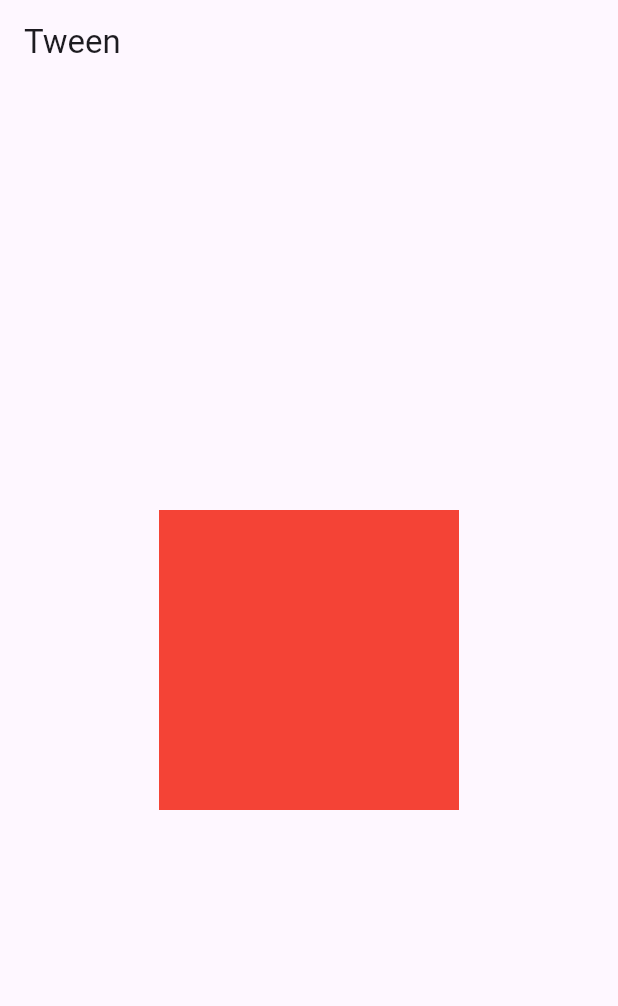
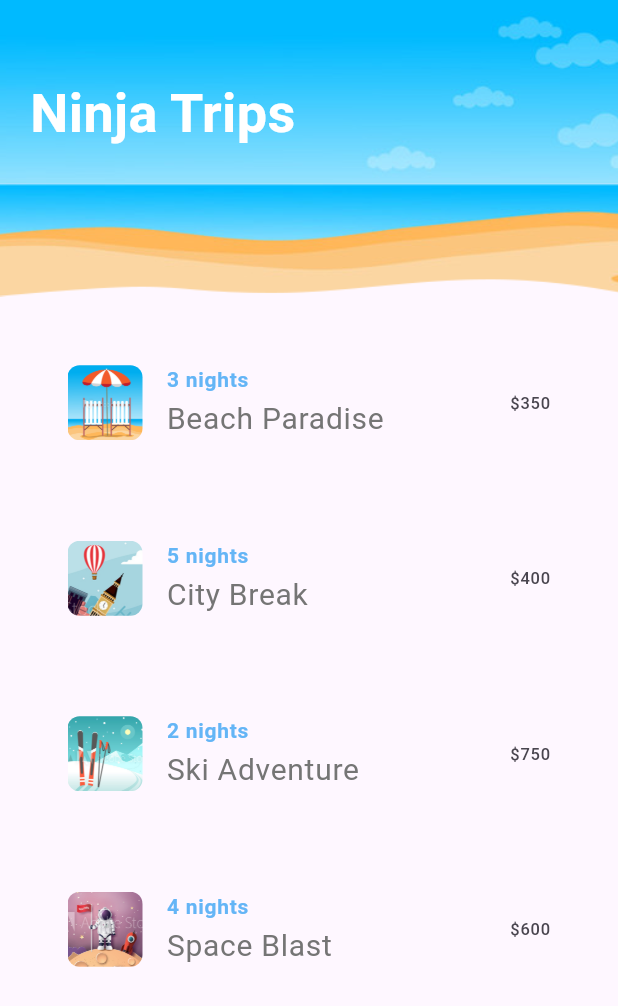
Before and after one commit to AnishHazra/flutter_animation, a Flutter app: the screen it shows after launch, on a phone screen of 412 x 824 dp. Shown: the top 1006 px of the screen. Run offline on Flutter 3.47's test engine with Material 3 defaults, Android fonts, the phone set to English and light mode, and no system bars.

Commit message:
setup new project

```diff
--- a/analysis_options.yaml
+++ b/analysis_options.yaml
@@ -7,6 +7,10 @@
 
 # The following line activates a set of recommended lints for Flutter apps,
 # packages, and plugins designed to encourage good coding practices.
+analyzer:
+  errors:
+    file_names: ignore
+    library_private_types_in_public_api: ignore
 include: package:flutter_lints/flutter.yaml
 
 linter:
@@ -23,6 +27,5 @@ linter:
   rules:
     # avoid_print: false  # Uncomment to disable the `avoid_print` rule
     # prefer_single_quotes: true  # Uncomment to enable the `prefer_single_quotes` rule
-
 # Additional information about this file can be found at
 # https://dart.dev/guides/language/analysis-options
--- a/lib/main.dart
+++ b/lib/main.dart
@@ -1,4 +1,5 @@
 import 'package:flutter/material.dart';
+import 'package:flutter_animation/screens/home.dart';
 
 void main() {
   runApp(const MyApp());
@@ -14,56 +15,7 @@ class MyApp extends StatelessWidget {
       theme: ThemeData(
         useMaterial3: true,
       ),
-      home: const MyHomePage(),
+      home: const Home(),
     );
   }
 }
-
-class MyHomePage extends StatefulWidget {
-  const MyHomePage({super.key});
-
-  @override
-  State<MyHomePage> createState() => _MyHomePageState();
-}
-
-class _MyHomePageState extends State<MyHomePage>
-    with SingleTickerProviderStateMixin {
-  late Animation animation;
-  late Animation colorAnimation;
-  late AnimationController animationController;
-
-  @override
-  void initState() {
-    super.initState();
-    animationController = AnimationController(
-      vsync: this,
-      duration: const Duration(seconds: 4),
-    );
-    animation = Tween(begin: 0.0, end: 200.0).animate(animationController);
-    colorAnimation = ColorTween(begin: Colors.blue, end: Colors.red)
-        .animate(animationController);
-
-    animationController.addListener(() {
-      print(animation.value);
-      setState(() {});
-    });
-
-    animationController.forward();
-  }
-
-  @override
-  Widget build(BuildContext context) {
-    return Scaffold(
-      appBar: AppBar(
-        title: const Text("Tween"),
-      ),
-      body: Center(
-        child: Container(
-          width: animation.value,
-          height: animation.value,
-          color: colorAnimation.value,
-        ),
-      ),
-    );
-  }
-}
--- /dev/null
+++ b/lib/models/Trip.dart
@@ -0,0 +1,13 @@
+class Trip {
+  final String title;
+  final String price;
+  final String nights;
+  final String img;
+
+  Trip({
+    required this.title,
+    required this.price,
+    required this.nights,
+    required this.img,
+  });
+}
--- /dev/null
+++ b/lib/screens/home.dart
@@ -0,0 +1,41 @@
+import 'package:flutter/material.dart';
+import 'package:flutter_animation/shared/screenTitle.dart';
+import 'package:flutter_animation/shared/tripList.dart';
+
+class Home extends StatefulWidget {
+  const Home({super.key});
+
+  @override
+  _HomeState createState() => _HomeState();
+}
+
+class _HomeState extends State<Home> {
+  @override
+  Widget build(BuildContext context) {
+    return Scaffold(
+      body: Container(
+        padding: const EdgeInsets.all(20),
+        decoration: const BoxDecoration(
+          image: DecorationImage(
+              image: AssetImage("images/bg.png"),
+              fit: BoxFit.fitWidth,
+              alignment: Alignment.topLeft),
+        ),
+        child: const Column(
+          crossAxisAlignment: CrossAxisAlignment.start,
+          children: <Widget>[
+            SizedBox(height: 30),
+            SizedBox(
+              height: 160,
+              child: ScreenTitle(text: 'Ninja Trips'),
+            ),
+            Flexible(
+              child: TripList(),
+            )
+            //Sandbox(),
+          ],
+        ),
+      ),
+    );
+  }
+}
--- /dev/null
+++ b/lib/shared/screenTitle.dart
@@ -0,0 +1,16 @@
+import 'package:flutter/material.dart';
+
+class ScreenTitle extends StatelessWidget {
+  final String text;
+
+  const ScreenTitle({super.key, required this.text});
+
+  @override
+  Widget build(BuildContext context) {
+    return Text(
+      text,
+      style: const TextStyle(
+          fontSize: 36, color: Colors.white, fontWeight: FontWeight.bold),
+    );
+  }
+}
--- /dev/null
+++ b/lib/shared/tripList.dart
@@ -0,0 +1,76 @@
+import 'package:flutter/material.dart';
+import 'package:flutter_animation/models/Trip.dart';
+import 'package:flutter_animation/screens/details.dart';
+
+class TripList extends StatefulWidget {
+  const TripList({super.key});
+
+  @override
+  _TripListState createState() => _TripListState();
+}
+
+class _TripListState extends State<TripList> {
+  final List<Widget> _tripTiles = [];
+  final GlobalKey _listKey = GlobalKey();
+
+  @override
+  void initState() {
+    super.initState();
+    _addTrips();
+  }
+
+  void _addTrips() {
+    // get data from db
+    List<Trip> trips = [
+      Trip(
+          title: 'Beach Paradise', price: '350', nights: '3', img: 'beach.png'),
+      Trip(title: 'City Break', price: '400', nights: '5', img: 'city.png'),
+      Trip(title: 'Ski Adventure', price: '750', nights: '2', img: 'ski.png'),
+      Trip(title: 'Space Blast', price: '600', nights: '4', img: 'space.png'),
+    ];
+
+    for (var trip in trips) {
+      _tripTiles.add(_buildTile(trip));
+    }
+  }
+
+  Widget _buildTile(Trip trip) {
+    return ListTile(
+      onTap: () {
+        Navigator.push(context,
+            MaterialPageRoute(builder: (context) => Details(trip: trip)));
+      },
+      contentPadding: const EdgeInsets.all(25),
+      title: Column(
+        crossAxisAlignment: CrossAxisAlignment.start,
+        children: <Widget>[
+          Text('${trip.nights} nights',
+              style: TextStyle(
+                  fontSize: 14,
+                  fontWeight: FontWeight.bold,
+                  color: Colors.blue[300])),
+          Text(trip.title,
+              style: TextStyle(fontSize: 20, color: Colors.grey[600])),
+        ],
+      ),
+      leading: ClipRRect(
+        borderRadius: BorderRadius.circular(8.0),
+        child: Image.asset(
+          'images/${trip.img}',
+          height: 50.0,
+        ),
+      ),
+      trailing: Text('\$${trip.price}'),
+    );
+  }
+
+  @override
+  Widget build(BuildContext context) {
+    return ListView.builder(
+        key: _listKey,
+        itemCount: _tripTiles.length,
+        itemBuilder: (context, index) {
+          return _tripTiles[index];
+        });
+  }
+}
```
Also changed, not shown: lib/screens/details.dart (added, +48 -0 lines), lib/shared/heart.dart (added, +22 -0 lines), pubspec.yaml (+3 -5 lines), images/beach.png (added), images/bg.png (added), images/city.png (added), images/ski.jpg (added), images/ski.png (added), images/space.png (added).
